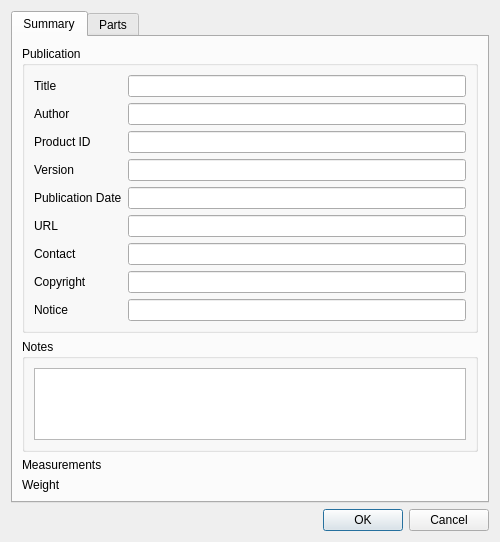
Before: the Qt Designer form source/interface/dialogs/sw_dialog_properties.ui in nathaneltitane/studworx, drawn with Qt 5.
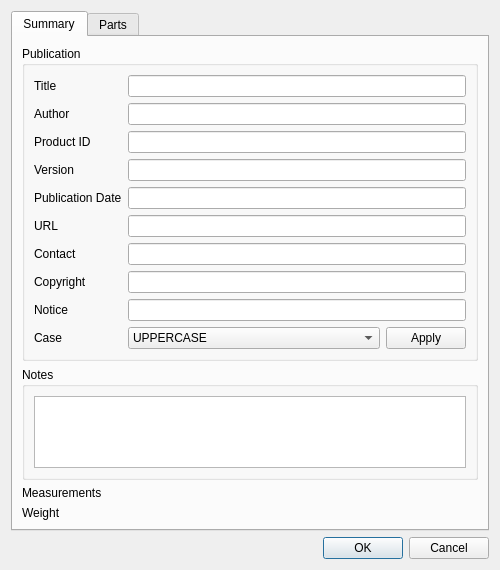
After: the same form once the commit is applied. Custom widgets are drawn as their Qt base class.

Patch:
```diff
--- a/source/interface/dialogs/sw_dialog_properties.ui
+++ b/source/interface/dialogs/sw_dialog_properties.ui
@@ -249,6 +249,72 @@
             </property>
            </widget>
           </item>
+          <item row="9" column="0">
+           <widget class="QLabel" name="CaseLabel">
+            <property name="buddy">
+             <cstring>CaseCombo</cstring>
+            </property>
+            <property name="toolTip">
+             <string>Change the letter case of every publication field.</string>
+            </property>
+            <property name="text">
+             <string>Case</string>
+            </property>
+           </widget>
+          </item>
+          <item row="9" column="1">
+           <layout class="QHBoxLayout" name="CaseLayout">
+            <item>
+             <widget class="QComboBox" name="CaseCombo">
+              <property name="toolTip">
+               <string>Choose the letter case to apply to every publication field.</string>
+              </property>
+              <property name="whatsThis">
+               <string>&lt;p&gt;&lt;b&gt;Case&lt;/b&gt;&lt;/p&gt;&lt;p&gt;The letter case Apply gives every publication field: UPPERCASE, lowercase, Sentence case with a capital at the start of each sentence, or Title Case with a capital at the start of each word.&lt;/p&gt;</string>
+              </property>
+              <property name="sizePolicy">
+               <sizepolicy hsizetype="Expanding" vsizetype="Fixed">
+                <horstretch>0</horstretch>
+                <verstretch>0</verstretch>
+               </sizepolicy>
+              </property>
+              <item>
+               <property name="text">
+                <string>UPPERCASE</string>
+               </property>
+              </item>
+              <item>
+               <property name="text">
+                <string>lowercase</string>
+               </property>
+              </item>
+              <item>
+               <property name="text">
+                <string>Sentence case</string>
+               </property>
+              </item>
+              <item>
+               <property name="text">
+                <string>Title Case</string>
+               </property>
+              </item>
+             </widget>
+            </item>
+            <item>
+             <widget class="QPushButton" name="CaseApplyButton">
+              <property name="toolTip">
+               <string>Change every publication field to the chosen letter case.</string>
+              </property>
+              <property name="whatsThis">
+               <string>&lt;p&gt;&lt;b&gt;Apply Case&lt;/b&gt;&lt;/p&gt;&lt;p&gt;Rewrites the text of every publication field in the chosen letter case. Cancel the dialog to keep the old text.&lt;/p&gt;</string>
+              </property>
+              <property name="text">
+               <string>Apply</string>
+              </property>
+             </widget>
+            </item>
+           </layout>
+          </item>
          </layout>
         </widget>
        </item>
```
Left out of the diff: 2 changed lines with no effect on the pictures.
